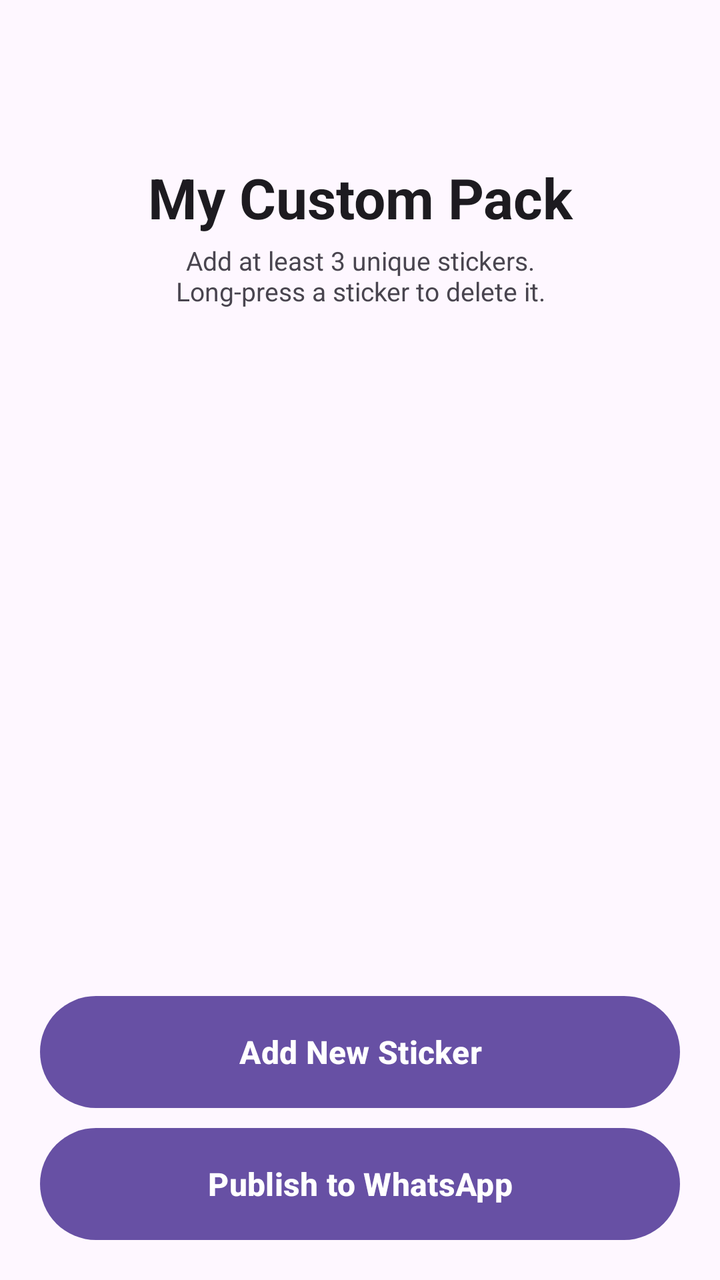
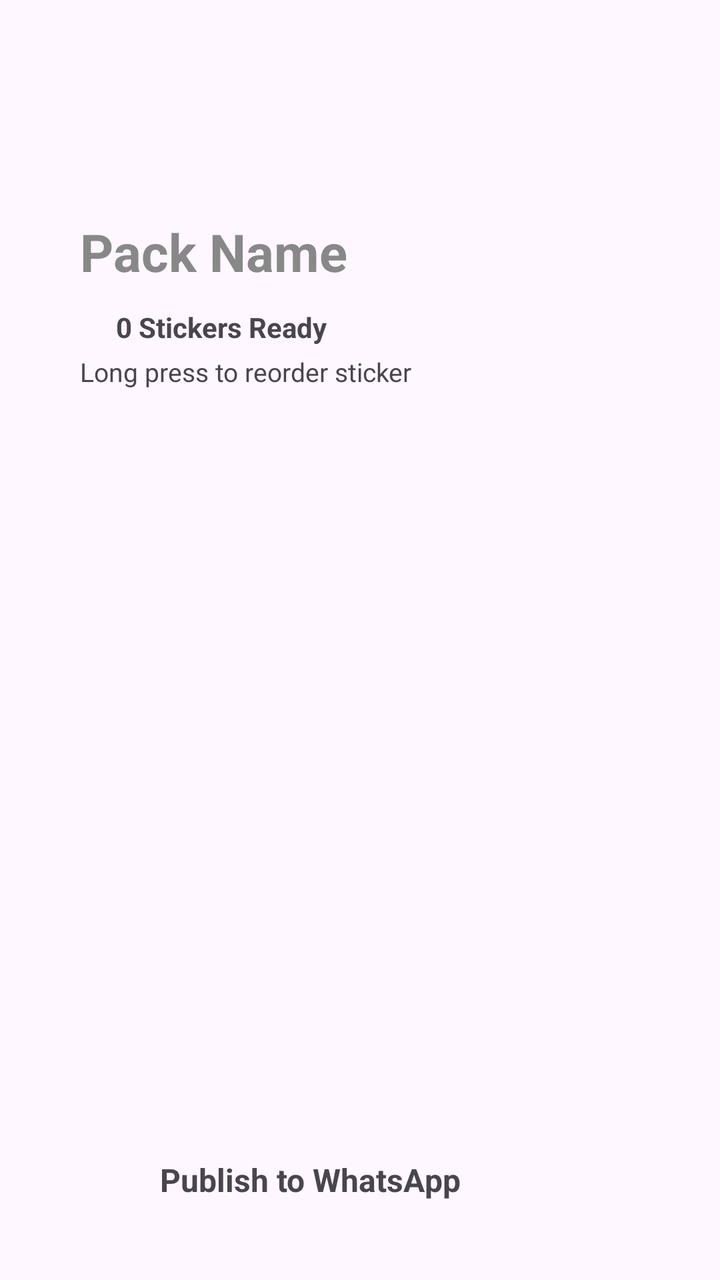

The first picture is an Android layout as it rendered before a commit; the second is the same layout after the commit. The layout source and the unified diff follow.
<!-- AndroidManifest.xml: application theme Theme.OwnPhotoONWall -->
<!-- res/layout/activity_sticker_maker.xml -->
<?xml version="1.0" encoding="utf-8"?>

<RelativeLayout xmlns:android="http://schemas.android.com/apk/res/android"
    xmlns:tools="http://schemas.android.com/tools"
    android:id="@+id/stickerMakerRoot" android:layout_width="match_parent" android:layout_height="match_parent" android:padding="20dp" tools:ignore="HardcodedText,Autofill">

    <LinearLayout android:id="@+id/headerLayout" android:layout_width="match_parent" android:layout_height="wrap_content" android:orientation="vertical" android:layout_alignParentTop="true" android:gravity="center_horizontal">

        
        <HorizontalScrollView android:id="@+id/packScrollView" android:layout_width="match_parent" android:layout_height="wrap_content" android:scrollbars="none" android:layout_marginBottom="12dp">
            <LinearLayout android:id="@+id/packSelectorContainer" android:layout_width="wrap_content" android:layout_height="48dp" android:orientation="horizontal" android:gravity="center_vertical" />
        </HorizontalScrollView>

        
        <EditText android:id="@+id/etStickerTitle" android:layout_width="match_parent" android:layout_height="wrap_content" android:background="@null" android:gravity="center" android:hint="Pack Name" android:imeOptions="actionDone" android:inputType="textCapWords" android:maxLines="1" android:singleLine="true" android:text="My Custom Pack" android:textSize="28sp" android:textStyle="bold" />
        <TextView android:id="@+id/tvStickerSubtitle" android:layout_width="match_parent" android:layout_height="wrap_content" android:text="Add at least 3 unique stickers.\nLong-press a sticker to delete it." android:textSize="13sp" android:gravity="center" android:layout_marginTop="4dp" android:layout_marginBottom="8dp"/>
    </LinearLayout>

    <ScrollView android:layout_width="match_parent" android:layout_height="match_parent" android:layout_below="@id/headerLayout" android:layout_above="@id/bottomBar" android:scrollbars="none" android:layout_marginVertical="8dp">
        <GridLayout android:id="@+id/stickerGrid" android:layout_width="match_parent" android:layout_height="wrap_content" android:columnCount="3" android:alignmentMode="alignMargins" android:gravity="center_horizontal"/>
    </ScrollView>

    <LinearLayout android:id="@+id/bottomBar" android:layout_width="match_parent" android:layout_height="wrap_content" android:orientation="vertical" android:layout_alignParentBottom="true">
        <Button android:id="@+id/btnPickImage" android:layout_width="match_parent" android:layout_height="56dp" android:background="@drawable/modern_button" android:text="Add New Sticker" android:textSize="16sp" android:textStyle="bold" android:elevation="0dp" android:stateListAnimator="@null" android:layout_marginBottom="10dp"/>
        <Button android:id="@+id/btnAddWhatsApp" android:layout_width="match_parent" android:layout_height="56dp" android:background="@drawable/modern_button" android:text="Publish to WhatsApp" android:textSize="16sp" android:textStyle="bold" android:elevation="0dp" android:stateListAnimator="@null" />
    </LinearLayout>

</RelativeLayout>
<!-- resources referenced by this layout -->
<resources>
  <!-- drawable modern_button (drawable) -->
  <?xml version="1.0" encoding="utf-8"?>
  
  <shape xmlns:android="http://schemas.android.com/apk/res/android" android:shape="rectangle">
      <corners android:radius="30dp" /> <solid android:color="#2C2C2C" /> <padding android:left="16dp" android:right="16dp" android:top="12dp" android:bottom="12dp" />
  </shape>
  <style name="Theme.OwnPhotoONWall" parent="Base.Theme.OwnPhotoONWall" />
  <style name="Base.Theme.OwnPhotoONWall" parent="Theme.Material3.DayNight.NoActionBar">
          <item name="android:windowActivityTransitions">true</item>
          <item name="android:windowContentTransitions">true</item>
      </style>
</resources>

<!-- the commit's change to res/layout/activity_sticker_maker.xml (unified diff, before → after) -->
@@ -2,27 +2,163 @@
 
 <RelativeLayout xmlns:android="http://schemas.android.com/apk/res/android"
     xmlns:tools="http://schemas.android.com/tools"
-    android:id="@+id/stickerMakerRoot" android:layout_width="match_parent" android:layout_height="match_parent" android:padding="20dp" tools:ignore="HardcodedText,Autofill">
+    android:id="@+id/stickerMakerRoot"
+    android:layout_width="match_parent"
+    android:layout_height="match_parent"
+    android:paddingTop="20dp"
+    android:paddingBottom="20dp"
+    tools:ignore="HardcodedText,Autofill">
 
-    <LinearLayout android:id="@+id/headerLayout" android:layout_width="match_parent" android:layout_height="wrap_content" android:orientation="vertical" android:layout_alignParentTop="true" android:gravity="center_horizontal">
+    
+    <HorizontalScrollView
+        android:id="@+id/packScrollView"
+        android:layout_width="match_parent"
+        android:layout_height="wrap_content"
+        android:layout_alignParentTop="true"
+        android:clipToPadding="false"
+        android:paddingHorizontal="20dp"
+        android:scrollbars="none">
+
+        <LinearLayout
+            android:id="@+id/packSelectorContainer"
+            android:layout_width="wrap_content"
+            android:layout_height="50dp"
+            android:gravity="center_vertical"
+            android:orientation="horizontal" />
+    </HorizontalScrollView>
+
+    
+    <ScrollView
+        android:layout_width="match_parent"
+        android:layout_height="match_parent"
+        android:layout_above="@id/bottomBar"
+        android:layout_below="@id/packScrollView"
+        android:layout_marginVertical="16dp"
+        android:clipToPadding="false"
+        android:paddingHorizontal="20dp"
+        android:scrollbars="none">
 
         
-        <HorizontalScrollView android:id="@+id/packScrollView" android:layout_width="match_parent" android:layout_height="wrap_content" android:scrollbars="none" android:layout_marginBottom="12dp">
-            <LinearLayout android:id="@+id/packSelectorContainer" android:layout_width="wrap_content" android:layout_height="48dp" android:orientation="horizontal" android:gravity="center_vertical" />
-        </HorizontalScrollView>
+        <LinearLayout
+            android:id="@+id/mainStickerCard"
+            android:layout_width="match_parent"
+            android:layout_height="wrap_content"
+            android:orientation="vertical"
+            android:padding="20dp">
 
-        
-        <EditText android:id="@+id/etStickerTitle" android:layout_width="match_parent" android:layout_height="wrap_content" android:background="@null" android:gravity="center" android:hint="Pack Name" android:imeOptions="actionDone" android:inputType="textCapWords" android:maxLines="1" android:singleLine="true" android:text="My Custom Pack" android:textSize="28sp" android:textStyle="bold" />
-        <TextView android:id="@+id/tvStickerSubtitle" android:layout_width="match_parent" android:layout_height="wrap_content" android:text="Add at least 3 unique stickers.\nLong-press a sticker to delete it." android:textSize="13sp" android:gravity="center" android:layout_marginTop="4dp" android:layout_marginBottom="8dp"/>
-    </LinearLayout>
+            
+            <LinearLayout
+                android:layout_width="match_parent"
+                android:layout_height="wrap_content"
+                android:gravity="center_vertical"
+                android:orientation="horizontal">
 
-    <ScrollView android:layout_width="match_parent" android:layout_height="match_parent" android:layout_below="@id/headerLayout" android:layout_above="@id/bottomBar" android:scrollbars="none" android:layout_marginVertical="8dp">
-        <GridLayout android:id="@+id/stickerGrid" android:layout_width="match_parent" android:layout_height="wrap_content" android:columnCount="3" android:alignmentMode="alignMargins" android:gravity="center_horizontal"/>
+                <EditText
+                    android:id="@+id/etStickerTitle"
+                    android:layout_width="0dp"
+                    android:layout_height="wrap_content"
+                    android:layout_weight="1"
+                    android:background="@null"
+                    android:hint="Pack Name"
+                    android:imeOptions="actionDone"
+                    android:inputType="textCapWords"
+                    android:maxLines="1"
+                    android:singleLine="true"
+                    android:textColorHint="#888888"
+                    android:textSize="26sp"
+                    android:textStyle="bold" />
+
+                
+                <FrameLayout
+                    android:id="@+id/btnPackOptions"
+                    android:layout_width="40dp"
+                    android:layout_height="40dp"
+                    android:layout_marginStart="10dp"
+                    android:clickable="true"
+                    android:focusable="true" />
+            </LinearLayout>
+
+            
+            <LinearLayout
+                android:layout_width="match_parent"
+                android:layout_height="wrap_content"
+                android:layout_marginTop="8dp"
+                android:gravity="center_vertical"
+                android:orientation="horizontal">
+
+                <View
+                    android:id="@+id/statusDot"
+                    android:layout_width="10dp"
+                    android:layout_height="10dp"
+                    android:layout_marginEnd="8dp" />
+
+                <TextView
+                    android:id="@+id/tvStatusText"
+                    android:layout_width="wrap_content"
+                    android:layout_height="wrap_content"
+                    android:text="0 Stickers Ready"
+                    android:textSize="14sp"
+                    android:textStyle="bold" />
+            </LinearLayout>
+
+            <TextView
+                android:id="@+id/tvStickerSubtitle"
+                android:layout_width="match_parent"
+                android:layout_height="wrap_content"
+                android:layout_marginTop="4dp"
+                android:layout_marginBottom="16dp"
+                android:text="Long press to reorder sticker"
+                android:textSize="13sp" />
+
+            
+            <GridLayout
+                android:id="@+id/stickerGrid"
+                android:layout_width="match_parent"
+                android:layout_height="wrap_content"
+                android:alignmentMode="alignMargins"
+                android:columnCount="3" />
+        </LinearLayout>
     </ScrollView>
 
-    <LinearLayout android:id="@+id/bottomBar" android:layout_width="match_parent" android:layout_height="wrap_content" android:orientation="vertical" android:layout_alignParentBottom="true">
-        <Button android:id="@+id/btnPickImage" android:layout_width="match_parent" android:layout_height="56dp" android:background="@drawable/modern_button" android:text="Add New Sticker" android:textSize="16sp" android:textStyle="bold" android:elevation="0dp" android:stateListAnimator="@null" android:layout_marginBottom="10dp"/>
-        <Button android:id="@+id/btnAddWhatsApp" android:layout_width="match_parent" android:layout_height="56dp" android:background="@drawable/modern_button" android:text="Publish to WhatsApp" android:textSize="16sp" android:textStyle="bold" android:elevation="0dp" android:stateListAnimator="@null" />
+    
+    <LinearLayout
+        android:id="@+id/bottomBar"
+        android:layout_width="match_parent"
+        android:layout_height="wrap_content"
+        android:layout_alignParentBottom="true"
+        android:orientation="vertical"
+        android:paddingHorizontal="20dp">
+
+        <LinearLayout
+            android:id="@+id/btnAddWhatsApp"
+            android:layout_width="match_parent"
+            android:layout_height="60dp"
+            android:clickable="true"
+            android:focusable="true"
+            android:gravity="center_vertical"
+            android:orientation="horizontal"
+            android:paddingHorizontal="20dp">
+
+            <FrameLayout
+                android:id="@+id/iconPublish"
+                android:layout_width="24dp"
+                android:layout_height="24dp" />
+
+            <TextView
+                android:id="@+id/tvPublish"
+                android:layout_width="0dp"
+                android:layout_height="wrap_content"
+                android:layout_marginStart="16dp"
+                android:layout_weight="1"
+                android:text="Publish to WhatsApp"
+                android:textSize="16sp"
+                android:textStyle="bold" />
+
+            <FrameLayout
+                android:id="@+id/iconChevron2"
+                android:layout_width="16dp"
+                android:layout_height="16dp" />
+        </LinearLayout>
     </LinearLayout>
 
 </RelativeLayout>
<!-- resource entries referenced after the edit -->
@@ -1,11 +1,5 @@
 <!-- resources referenced by this layout -->
 <resources>
-  <!-- drawable modern_button (drawable) -->
-  <?xml version="1.0" encoding="utf-8"?>
-  
-  <shape xmlns:android="http://schemas.android.com/apk/res/android" android:shape="rectangle">
-      <corners android:radius="30dp" /> <solid android:color="#2C2C2C" /> <padding android:left="16dp" android:right="16dp" android:top="12dp" android:bottom="12dp" />
-  </shape>
   <style name="Theme.OwnPhotoONWall" parent="Base.Theme.OwnPhotoONWall" />
   <style name="Base.Theme.OwnPhotoONWall" parent="Theme.Material3.DayNight.NoActionBar">
           <item name="android:windowActivityTransitions">true</item>
